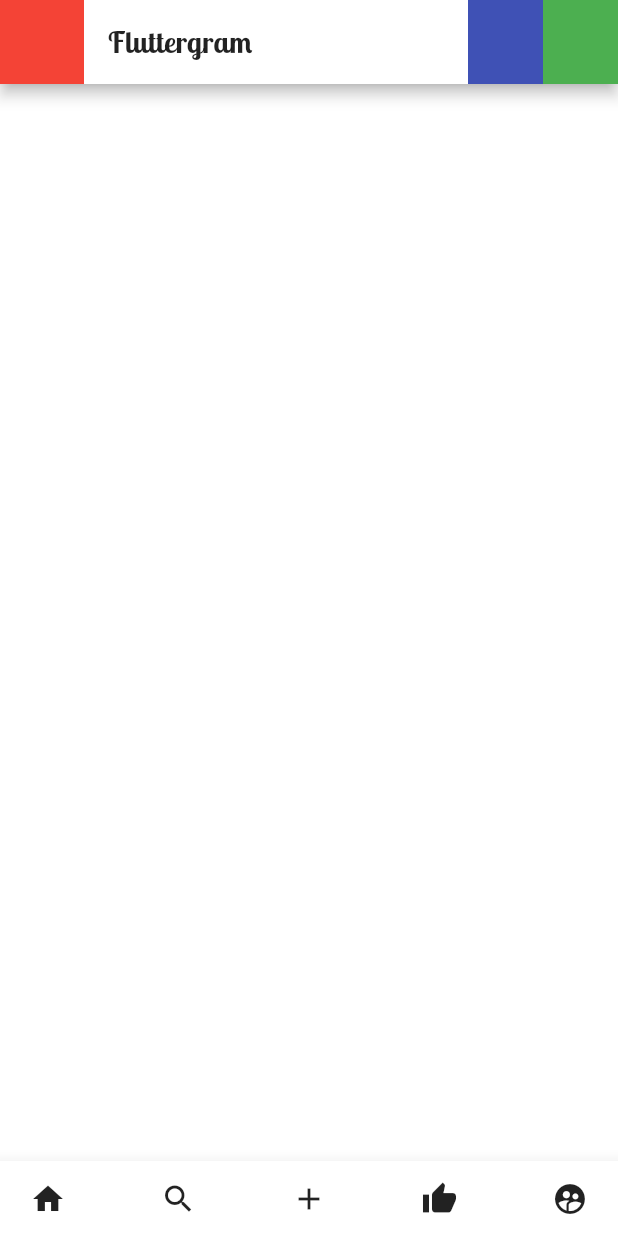
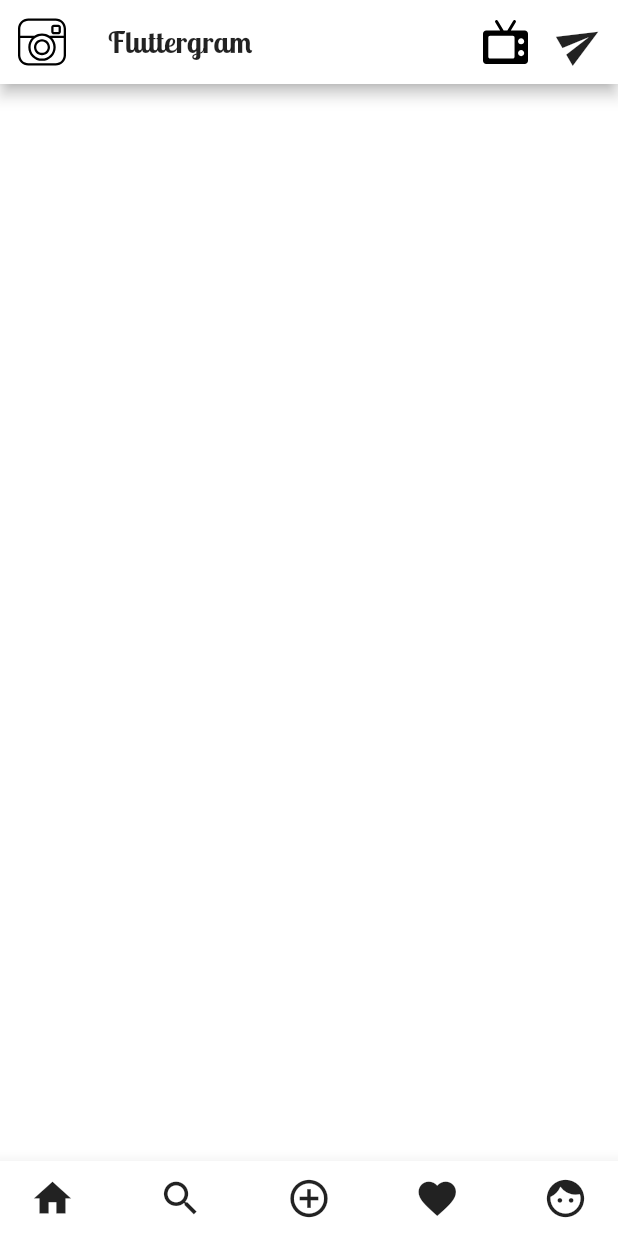
Before and after one commit to Deepankar01/Fluttergram, a Flutter app: the screen it shows after launch, on a phone screen of 412 x 824 dp. Run offline on Flutter 3.47's test engine with Material 2 defaults, Android fonts, the phone set to English and light mode, and no system bars; our stand-ins replace flutter_svg.

Commit message:
completed header with logos

```diff
--- /dev/null
+++ b/lib/Home/BottomNavigation.dart
@@ -0,0 +1,37 @@
+import 'package:flutter/material.dart';
+
+class BottomNavigation extends StatelessWidget {
+  @override
+  Widget build(BuildContext context) {
+    return Container(
+      height: 50,
+      padding: EdgeInsets.fromLTRB(20, 0, 20, 0),
+      child: Row(
+        mainAxisAlignment: MainAxisAlignment.spaceBetween,
+        children: <Widget>[
+          Icon(
+            Icons.home,
+            size: 30,
+          ),
+          Icon(
+            Icons.search,
+            size: 30,
+          ),
+          Icon(
+            Icons.add_circle_outline,
+            size: 30,
+          ),
+          Icon(
+            Icons.favorite,
+            size: 30,
+          ),
+          // Icon(Icons.favorite_border),
+          Icon(
+            Icons.face,
+            size: 30,
+          )
+        ],
+      ),
+    );
+  }
+}
--- a/lib/Home.dart
+++ b/lib/Home/Home.dart
@@ -1,7 +1,11 @@
+import 'dart:math';
+
 import 'package:flutter/material.dart';
+import 'package:flutter_svg/svg.dart';
+import 'package:fluttergram/Home/BottomNavigation.dart';
 import 'package:fluttergram/Pallete.dart';
 import 'package:fluttergram/SocialFeeds/SocialFeeds.dart';
-import 'locale/en.dart';
+import 'package:fluttergram/locale/en.dart';
 
 class Home extends StatelessWidget {
   @override
@@ -11,20 +15,7 @@ class Home extends StatelessWidget {
       bottomSheet: BottomSheet(
         backgroundColor: ColorPallete.white,
         elevation: 10,
-        builder: (BuildContext context) => Container(
-          height: 50,
-          padding: EdgeInsets.fromLTRB(20, 0, 20, 0),
-          child: Row(
-            mainAxisAlignment: MainAxisAlignment.spaceBetween,
-            children: <Widget>[
-              Icon(Icons.home),
-              Icon(Icons.search),
-              Icon(Icons.add),
-              Icon(Icons.thumb_up),
-              Icon(Icons.supervised_user_circle)
-            ],
-          ),
-        ),
+        builder: (BuildContext context) => BottomNavigation(),
         onClosing: () {},
       ),
       appBar: AppBar(
@@ -32,16 +23,32 @@ class Home extends StatelessWidget {
         primary: true,
         actions: <Widget>[
           Container(
-            width: 50,
-            color: Colors.indigo,
+            width: 30,
+            margin: EdgeInsets.only(right: 10),
+            child: SvgPicture.asset(
+              'assets/icons/tv.svg',
+            ),
           ),
           Container(
             width: 50,
-            color: Colors.green,
+            child: InkWell(
+              onTap: () {},
+              child: Transform.rotate(
+                child: Icon(
+                  Icons.send,
+                  size: 30,
+                  color: ColorPallete.blackWithAccent,
+                ),
+                angle: ((pi / 180) * -30),
+              ),
+            ),
           )
         ],
         leading: Container(
-          color: Colors.red,
+          padding: EdgeInsets.all(12),
+          child: SvgPicture.asset(
+            'assets/icons/logo.svg',
+          ),
         ),
         centerTitle: false,
         textTheme:
--- a/lib/main.dart
+++ b/lib/main.dart
@@ -1,7 +1,7 @@
 import 'package:flutter/material.dart';
 import 'package:fluttergram/Authentication/Login.dart';
 import 'package:fluttergram/Authentication/Signup.dart';
-import 'package:fluttergram/Home.dart';
+import 'package:fluttergram/Home/Home.dart';
 import 'package:fluttergram/Wrappers/Wrappers.dart';
 
 void main() => runApp(MyApp());
```
Also changed, not shown: pubspec.yaml (+4 -3 lines), assets/icons/logo.svg (added), assets/icons/tv.svg (added), pubspec.lock.
